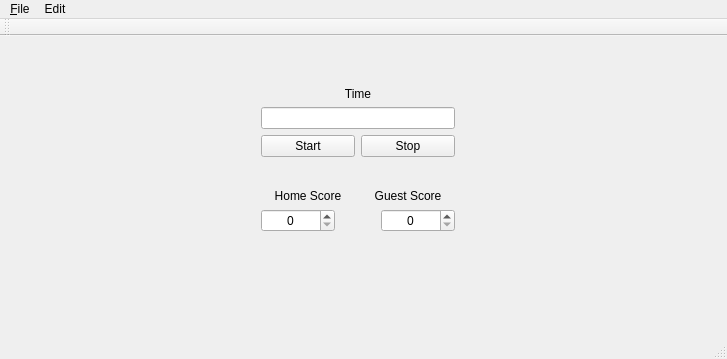
This is controls.ui in scherfan/WLG_Scoreboard as Qt 5 draws it before an edit. The edited form follows.
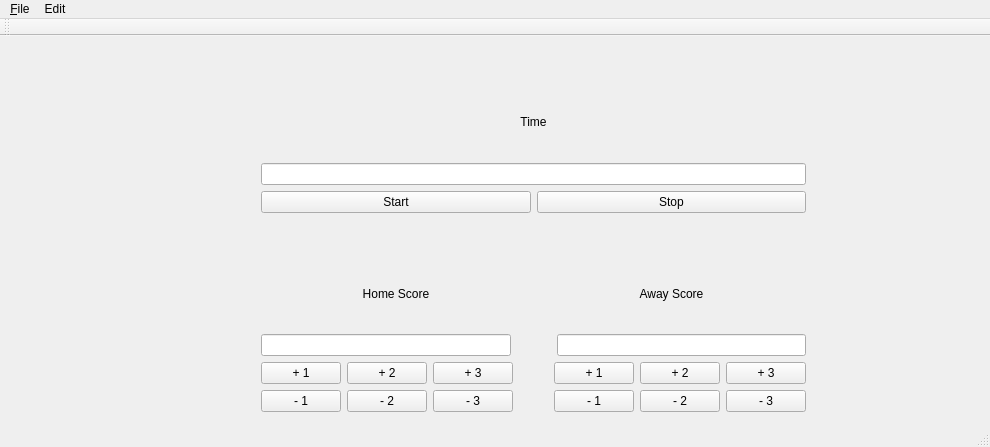
This is the edited form.

Commit message: changed contols style of score

```diff
--- a/controls.ui
+++ b/controls.ui
@@ -6,10 +6,16 @@
    <rect>
     <x>0</x>
     <y>0</y>
-    <width>727</width>
-    <height>359</height>
+    <width>990</width>
+    <height>447</height>
    </rect>
   </property>
+  <property name="sizePolicy">
+   <sizepolicy hsizetype="Preferred" vsizetype="Preferred">
+    <horstretch>0</horstretch>
+    <verstretch>0</verstretch>
+   </sizepolicy>
+  </property>
   <property name="windowTitle">
    <string>Controls</string>
   </property>
@@ -25,13 +31,13 @@
      <rect>
       <x>250</x>
       <y>40</y>
-      <width>216</width>
-      <height>167</height>
+      <width>567</width>
+      <height>347</height>
      </rect>
     </property>
     <layout class="QVBoxLayout" name="verticalLayout">
      <property name="sizeConstraint">
-      <enum>QLayout::SetNoConstraint</enum>
+      <enum>QLayout::SetMaximumSize</enum>
      </property>
      <item>
       <widget class="QLabel" name="time_label">
@@ -95,7 +101,7 @@
        <item>
         <widget class="QLabel" name="guest_label">
          <property name="text">
-          <string>Guest Score</string>
+          <string>Away Score</string>
          </property>
          <property name="alignment">
           <set>Qt::AlignCenter</set>
@@ -107,18 +113,12 @@
      <item>
       <layout class="QHBoxLayout" name="horizontalLayout_2">
        <item>
-        <widget class="QSpinBox" name="spinBox">
-         <property name="wrapping">
-          <bool>false</bool>
-         </property>
-         <property name="alignment">
-          <set>Qt::AlignCenter</set>
-         </property>
-         <property name="buttonSymbols">
-          <enum>QAbstractSpinBox::UpDownArrows</enum>
-         </property>
-         <property name="maximum">
-          <number>500000</number>
+        <widget class="QLineEdit" name="home_score">
+         <property name="sizePolicy">
+          <sizepolicy hsizetype="Preferred" vsizetype="Fixed">
+           <horstretch>0</horstretch>
+           <verstretch>0</verstretch>
+          </sizepolicy>
          </property>
         </widget>
        </item>
@@ -139,17 +139,126 @@
         </spacer>
        </item>
        <item>
-        <widget class="QSpinBox" name="spinBox_2">
-         <property name="alignment">
-          <set>Qt::AlignCenter</set>
-         </property>
-         <property name="showGroupSeparator" stdset="0">
-          <bool>false</bool>
+        <widget class="QLineEdit" name="away_score">
+         <property name="sizePolicy">
+          <sizepolicy hsizetype="Preferred" vsizetype="Fixed">
+           <horstretch>0</horstretch>
+           <verstretch>0</verstretch>
+          </sizepolicy>
          </property>
         </widget>
        </item>
       </layout>
      </item>
+     <item>
+      <layout class="QHBoxLayout" name="horizontalLayout_4">
+       <item>
+        <layout class="QGridLayout" name="gridLayout">
+         <item row="0" column="1">
+          <widget class="QPushButton" name="pushButton_5">
+           <property name="text">
+            <string>+ 2</string>
+           </property>
+          </widget>
+         </item>
+         <item row="0" column="0">
+          <widget class="QPushButton" name="pushButton_3">
+           <property name="text">
+            <string>+ 1</string>
+           </property>
+          </widget>
+         </item>
+         <item row="0" column="2">
+          <widget class="QPushButton" name="pushButton_6">
+           <property name="text">
+            <string>+ 3</string>
+           </property>
+          </widget>
+         </item>
+         <item row="1" column="0">
+          <widget class="QPushButton" name="pushButton_7">
+           <property name="text">
+            <string>- 1</string>
+           </property>
+          </widget>
+         </item>
+         <item row="1" column="1">
+          <widget class="QPushButton" name="pushButton_8">
+           <property name="text">
+            <string>- 2</string>
+           </property>
+          </widget>
+         </item>
+         <item row="1" column="2">
+          <widget class="QPushButton" name="pushButton_9">
+           <property name="text">
+            <string>- 3</string>
+           </property>
+          </widget>
+         </item>
+        </layout>
+       </item>
+       <item>
+        <spacer name="horizontalSpacer_2">
+         <property name="orientation">
+          <enum>Qt::Horizontal</enum>
+         </property>
+         <property name="sizeHint" stdset="0">
+          <size>
+           <width>40</width>
+           <height>20</height>
+          </size>
+         </property>
+        </spacer>
+       </item>
+       <item>
+        <layout class="QGridLayout" name="gridLayout_2">
+         <item row="0" column="1">
+          <widget class="QPushButton" name="pushButton_10">
+           <property name="text">
+            <string>+ 2</string>
+           </property>
+          </widget>
+         </item>
+         <item row="0" column="2">
+          <widget class="QPushButton" name="pushButton_11">
+           <property name="text">
+            <string>+ 3</string>
+           </property>
+          </widget>
+         </item>
+         <item row="0" column="0">
+          <widget class="QPushButton" name="pushButton_4">
+           <property name="text">
+            <string>+ 1</string>
+           </property>
+          </widget>
+         </item>
+         <item row="1" column="0">
+          <widget class="QPushButton" name="pushButton_12">
+           <property name="text">
+            <string>- 1</string>
+           </property>
+          </widget>
+         </item>
+         <item row="1" column="1">
+          <widget class="QPushButton" name="pushButton_13">
+           <property name="text">
+            <string>- 2</string>
+           </property>
+          </widget>
+         </item>
+         <item row="1" column="2">
+          <widget class="QPushButton" name="pushButton_14">
+           <property name="text">
+            <string>- 3</string>
+           </property>
+          </widget>
+         </item>
+        </layout>
+       </item>
+      </layout>
+     </item>
     </layout>
    </widget>
   </widget>
@@ -158,7 +267,7 @@
     <rect>
      <x>0</x>
      <y>0</y>
-     <width>727</width>
+     <width>990</width>
      <height>21</height>
     </rect>
    </property>
```
Left out of the diff: 2 changed lines with no effect on the pictures. The commit also changes 4 other files.
